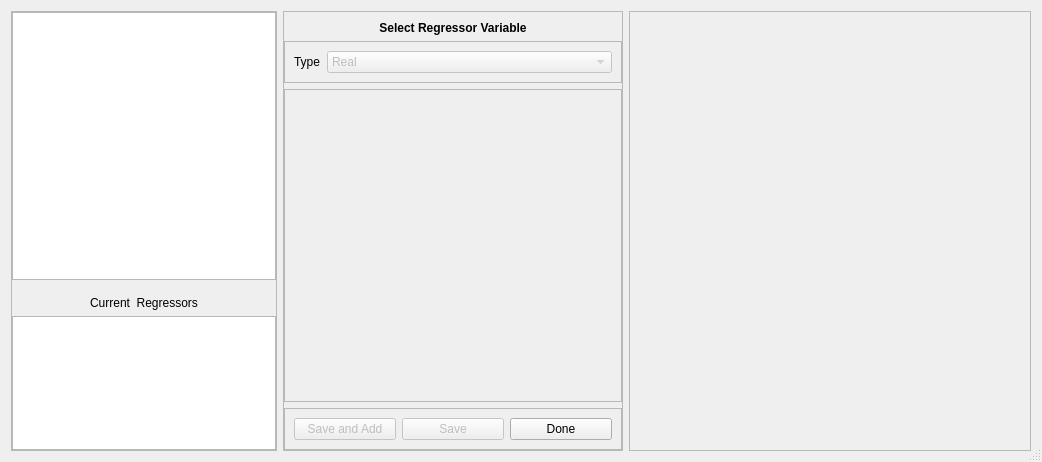
Before: the Qt Designer form braviz/interaction/qt_guis/regressors_select.ui in diego0020/braviz-app, drawn with Qt 5.
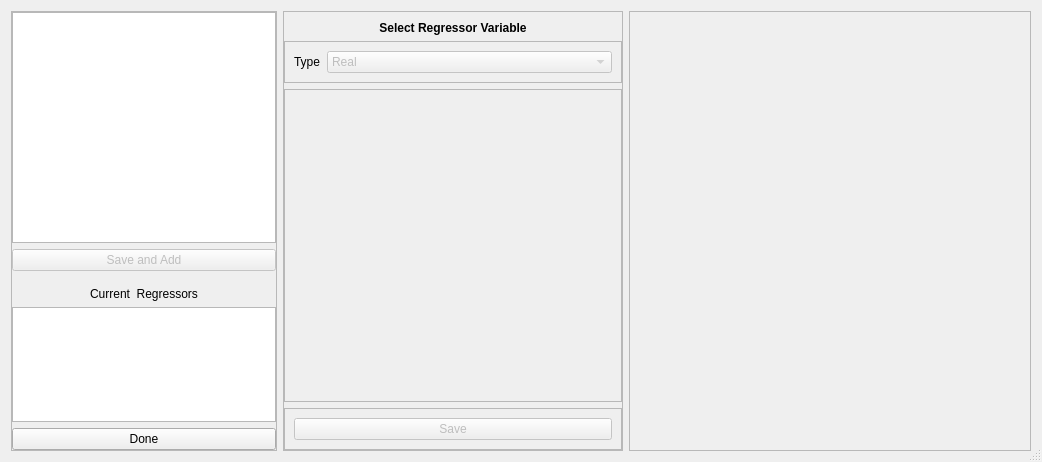
After: the same form once the commit is applied.

Patch:
```diff
--- a/braviz/interaction/qt_guis/regressors_select.ui
+++ b/braviz/interaction/qt_guis/regressors_select.ui
@@ -34,7 +34,7 @@
      <property name="frameShadow">
       <enum>QFrame::Raised</enum>
      </property>
-     <layout class="QVBoxLayout" name="verticalLayout_2" stretch="2,0,0,1">
+     <layout class="QVBoxLayout" name="verticalLayout_2" stretch="2,0,0,0,1,0">
       <property name="leftMargin">
        <number>0</number>
       </property>
@@ -93,6 +93,16 @@
         </attribute>
        </widget>
       </item>
+      <item>
+       <widget class="QPushButton" name="add_button">
+        <property name="enabled">
+         <bool>false</bool>
+        </property>
+        <property name="text">
+         <string>Save and Add</string>
+        </property>
+       </widget>
+      </item>
       <item>
        <spacer name="verticalSpacer">
         <property name="orientation">
@@ -138,6 +148,13 @@
         </attribute>
        </widget>
       </item>
+      <item>
+       <widget class="QPushButton" name="done_button">
+        <property name="text">
+         <string>Done</string>
+        </property>
+       </widget>
+      </item>
      </layout>
     </widget>
    </item>
@@ -259,16 +276,6 @@
          <enum>QFrame::Raised</enum>
         </property>
         <layout class="QHBoxLayout" name="horizontalLayout_2">
-         <item>
-          <widget class="QPushButton" name="add_button">
-           <property name="enabled">
-            <bool>false</bool>
-           </property>
-           <property name="text">
-            <string>Save and Add</string>
-           </property>
-          </widget>
-         </item>
          <item>
           <widget class="QPushButton" name="save_button">
            <property name="enabled">
@@ -279,13 +286,6 @@
            </property>
           </widget>
          </item>
-         <item>
-          <widget class="QPushButton" name="done_button">
-           <property name="text">
-            <string>Done</string>
-           </property>
-          </widget>
-         </item>
         </layout>
        </widget>
       </item>
```
